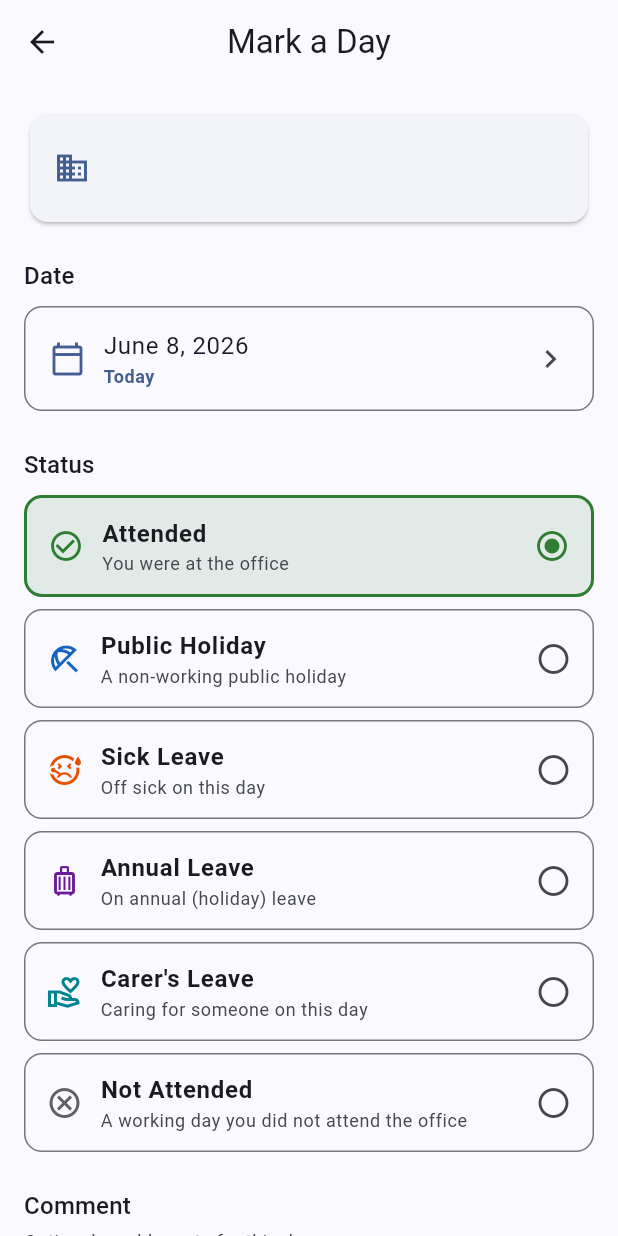
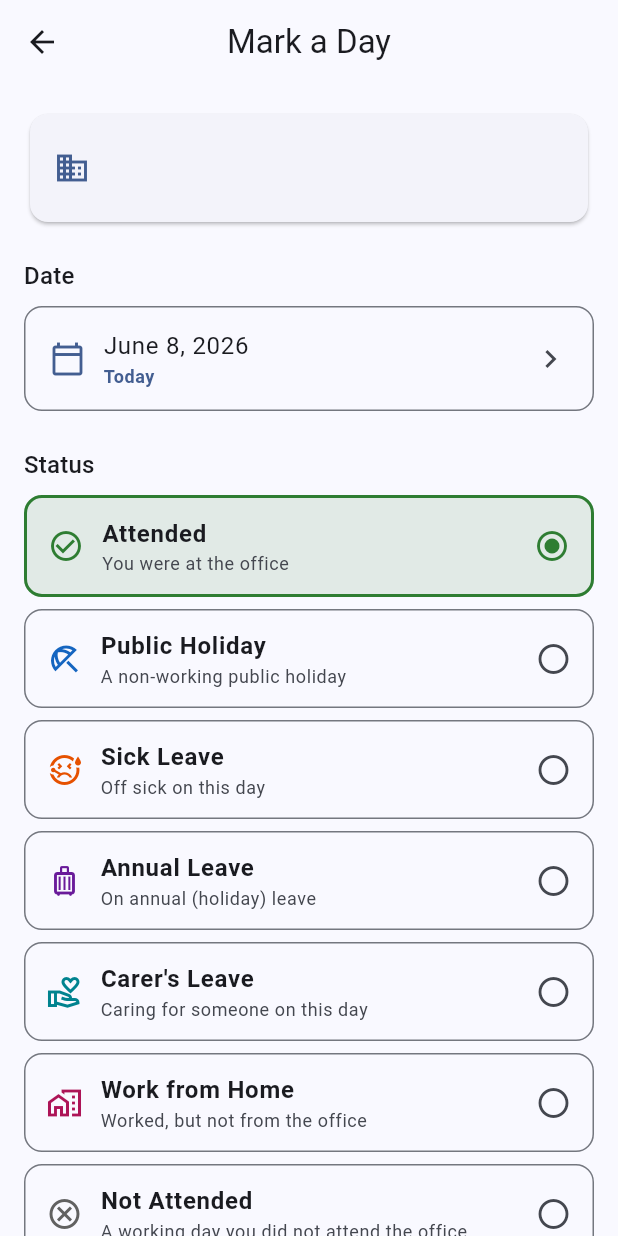
Before and after one commit to ryandam9/attendance-register, a Flutter app: the DayEntryScreen screen opened directly with empty values, on a phone screen of 412 x 824 dp. Run offline on Flutter 3.47's test engine with Material 3 defaults, Android fonts, the phone set to English and light mode, and no system bars; our stand-ins replace flutter_local_notifications, flutter_riverpod, geocoding, geolocator, permission_handler, sqflite and 1 more; missing offline and left inert: workmanager; accounts and stored records are empty; statements that could not run were skipped.

Commit message:
Add Work from Home day type
Add a sixth day type, Work from Home, selectable on the Mark a Day
screen with its own icon and a distinct pink calendar/legend/history
colour.

Unlike the leave types, WFH is a working day you simply were not at the
office, so it is deliberately kept out of excludedFromAttendanceDenominator:
it stays in the percentage denominator and lowers your office-attendance
percentage, exactly like Not Attended.

Override protection is inherited for free — the geo background check and
manual check-in already refuse to write attendance over any existing
special day, so a day marked Work from Home is never overwritten.

```diff
--- a/lib/app_colors.dart
+++ b/lib/app_colors.dart
@@ -10,5 +10,6 @@ abstract final class AppColors {
   static const Color sickLeave   = Color(0xFFE65100); // deepOrange[900]
   static const Color annualLeave = Color(0xFF6A1B9A); // purple[800]
   static const Color carersLeave = Color(0xFF00838F); // cyan[800]
+  static const Color workFromHome = Color(0xFFAD1457); // pink[800]
   static const Color notAttended = Color(0xFF616161); // grey[700]
 }
--- a/lib/models/special_day.dart
+++ b/lib/models/special_day.dart
@@ -3,15 +3,17 @@
 /// [holiday], [sickLeave], [annualLeave] and [carersLeave] are excluded from
 /// the attendance percentage denominator (they are not working days you were
 /// expected to attend) — see [excludedFromAttendanceDenominator].
-/// [notAttended] is a normal working day you simply did not attend — it stays
-/// in the denominator and therefore lowers your percentage.
-enum DayType { holiday, sickLeave, annualLeave, carersLeave, notAttended }
+/// [workFromHome] and [notAttended] are normal working days you did not attend
+/// the office — they stay in the denominator and therefore lower your
+/// percentage.
+enum DayType { holiday, sickLeave, annualLeave, carersLeave, workFromHome, notAttended }
 
 /// Day types that count as time you were not expected to be at the office, and
 /// are therefore subtracted from the attendance-percentage denominator. Keeping
 /// this in one place means every new leave type only has to be listed here to
-/// inherit the existing percentage rule. [DayType.notAttended] is deliberately
-/// absent — it stays in the denominator and lowers your percentage.
+/// inherit the existing percentage rule. [DayType.workFromHome] and
+/// [DayType.notAttended] are deliberately absent — they stay in the denominator
+/// and lower your percentage.
 const excludedFromAttendanceDenominator = <DayType>{
   DayType.holiday,
   DayType.sickLeave,
--- a/lib/providers/special_day_provider.dart
+++ b/lib/providers/special_day_provider.dart
@@ -26,6 +26,11 @@ class SpecialDayState {
 
   Set<DateTime> get carersLeaveDates => days
       .where((d) => d.type == DayType.carersLeave)
+      .map((d) => DateTime.parse(d.date))
+      .toSet();
+
+  Set<DateTime> get workFromHomeDates => days
+      .where((d) => d.type == DayType.workFromHome)
       .map((d) => DateTime.parse(d.date))
       .toSet();
 
--- a/lib/screens/day_entry_screen.dart
+++ b/lib/screens/day_entry_screen.dart
@@ -13,7 +13,7 @@ import '../services/database_service.dart';
 
 /// The single status a day can hold. Attendance and special days are mutually
 /// exclusive, so picking one here replaces whatever was previously recorded.
-enum DayStatus { attended, holiday, sickLeave, annualLeave, carersLeave, notAttended }
+enum DayStatus { attended, holiday, sickLeave, annualLeave, carersLeave, workFromHome, notAttended }
 
 /// Unified screen for marking a day. For any past date or today the user picks
 /// one of Attended / Holiday / Sick Leave, optionally adds a comment, and saves
@@ -83,6 +83,7 @@ class _DayEntryScreenState extends ConsumerState<DayEntryScreen> {
           DayType.sickLeave => DayStatus.sickLeave,
           DayType.annualLeave => DayStatus.annualLeave,
           DayType.carersLeave => DayStatus.carersLeave,
+          DayType.workFromHome => DayStatus.workFromHome,
           DayType.notAttended => DayStatus.notAttended,
         };
         _commentController.text = special.note ?? '';
@@ -140,6 +141,7 @@ class _DayEntryScreenState extends ConsumerState<DayEntryScreen> {
               DayStatus.sickLeave => DayType.sickLeave,
               DayStatus.annualLeave => DayType.annualLeave,
               DayStatus.carersLeave => DayType.carersLeave,
+              DayStatus.workFromHome => DayType.workFromHome,
               DayStatus.notAttended => DayType.notAttended,
               DayStatus.attended => DayType.notAttended, // unreachable
             },
@@ -349,6 +351,16 @@ class _DayEntryScreenState extends ConsumerState<DayEntryScreen> {
                     ),
                     const SizedBox(height: 8),
                     _StatusOption(
+                      label: 'Work from Home',
+                      description: 'Worked, but not from the office',
+                      icon: Icons.home_work_outlined,
+                      color: AppColors.workFromHome,
+                      selected: _status == DayStatus.workFromHome,
+                      onTap: () =>
+                          setState(() => _status = DayStatus.workFromHome),
+                    ),
+                    const SizedBox(height: 8),
+                    _StatusOption(
                       label: 'Not Attended',
                       description:
                           'A working day you did not attend the office',
--- a/lib/screens/history_screen.dart
+++ b/lib/screens/history_screen.dart
@@ -25,6 +25,7 @@ class _HistoryItem {
     DayStatus.sickLeave => AppColors.sickLeave,
     DayStatus.annualLeave => AppColors.annualLeave,
     DayStatus.carersLeave => AppColors.carersLeave,
+    DayStatus.workFromHome => AppColors.workFromHome,
     DayStatus.notAttended => AppColors.notAttended,
   };
 
@@ -34,6 +35,7 @@ class _HistoryItem {
     DayStatus.sickLeave => Icons.sick_outlined,
     DayStatus.annualLeave => Icons.luggage_outlined,
     DayStatus.carersLeave => Icons.volunteer_activism_outlined,
+    DayStatus.workFromHome => Icons.home_work_outlined,
     DayStatus.notAttended => Icons.cancel_outlined,
   };
 
@@ -43,6 +45,7 @@ class _HistoryItem {
     DayStatus.sickLeave => 'Sick Leave',
     DayStatus.annualLeave => 'Annual Leave',
     DayStatus.carersLeave => "Carer's Leave",
+    DayStatus.workFromHome => 'Work from Home',
     DayStatus.notAttended => 'Not Attended',
   };
 }
@@ -95,6 +98,7 @@ class _HistoryScreenState extends ConsumerState<HistoryScreen> {
             DayType.sickLeave => DayStatus.sickLeave,
             DayType.annualLeave => DayStatus.annualLeave,
             DayType.carersLeave => DayStatus.carersLeave,
+            DayType.workFromHome => DayStatus.workFromHome,
             DayType.notAttended => DayStatus.notAttended,
           },
           comment: s.note,
```
Also changed, not shown: lib/screens/home_screen.dart (+8 -0 lines), 1 other file.
